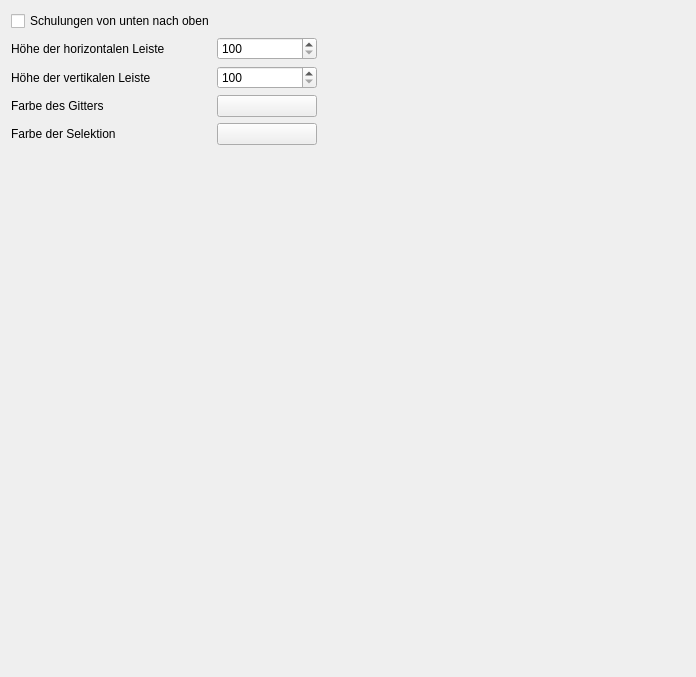
Qt form ui/qmqualimatrixsettingswidget.ui (Christian-Kr/QualificationMatrix) before a commit.
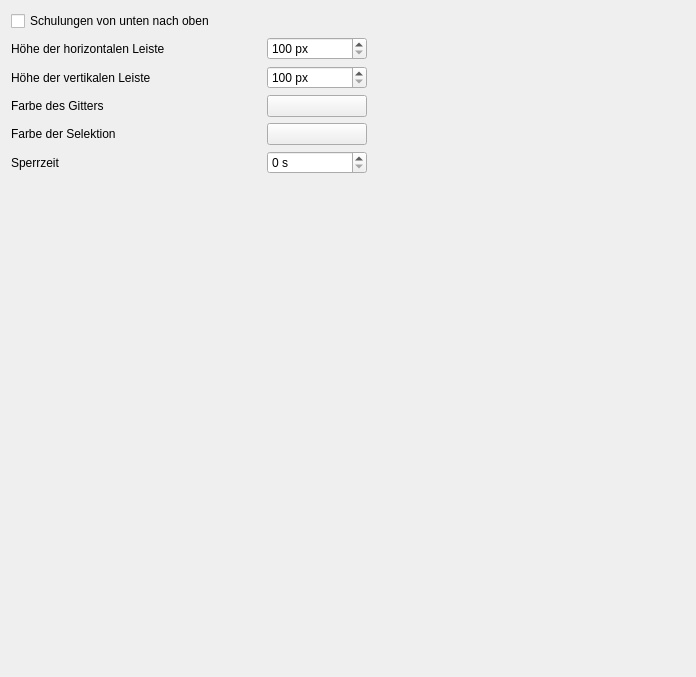
The same form after that commit.

Commit message: add setting for lock time in quali matrix

What changed in the file:
```diff
--- a/ui/qmqualimatrixsettingswidget.ui
+++ b/ui/qmqualimatrixsettingswidget.ui
@@ -27,7 +27,7 @@
       <widget class="QLabel" name="label_6">
        <property name="minimumSize">
         <size>
-         <width>200</width>
+         <width>250</width>
          <height>0</height>
         </size>
        </property>
@@ -44,6 +44,9 @@
          <height>0</height>
         </size>
        </property>
+       <property name="suffix">
+        <string> px</string>
+       </property>
        <property name="minimum">
         <number>100</number>
        </property>
@@ -73,7 +76,7 @@
       <widget class="QLabel" name="label_5">
        <property name="minimumSize">
         <size>
-         <width>200</width>
+         <width>250</width>
          <height>0</height>
         </size>
        </property>
@@ -90,6 +93,9 @@
          <height>0</height>
         </size>
        </property>
+       <property name="suffix">
+        <string> px</string>
+       </property>
        <property name="minimum">
         <number>100</number>
        </property>
@@ -119,7 +125,7 @@
       <widget class="QLabel" name="label_7">
        <property name="minimumSize">
         <size>
-         <width>200</width>
+         <width>250</width>
          <height>0</height>
         </size>
        </property>
@@ -162,7 +168,7 @@
       <widget class="QLabel" name="label_8">
        <property name="minimumSize">
         <size>
-         <width>200</width>
+         <width>250</width>
          <height>0</height>
         </size>
        </property>
@@ -199,6 +205,52 @@
      </item>
     </layout>
    </item>
+   <item>
+    <layout class="QHBoxLayout" name="horizontalLayout_5">
+     <item>
+      <widget class="QLabel" name="label">
+       <property name="minimumSize">
+        <size>
+         <width>250</width>
+         <height>0</height>
+        </size>
+       </property>
+       <property name="text">
+        <string>Sperrzeit</string>
+       </property>
+      </widget>
+     </item>
+     <item>
+      <widget class="QSpinBox" name="sbLockTime">
+       <property name="minimumSize">
+        <size>
+         <width>100</width>
+         <height>0</height>
+        </size>
+       </property>
+       <property name="suffix">
+        <string> s</string>
+       </property>
+       <property name="maximum">
+        <number>3600</number>
+       </property>
+      </widget>
+     </item>
+     <item>
+      <spacer name="horizontalSpacer_5">
+       <property name="orientation">
+        <enum>Qt::Horizontal</enum>
+       </property>
+       <property name="sizeHint" stdset="0">
+        <size>
+         <width>40</width>
+         <height>20</height>
+        </size>
+       </property>
+      </spacer>
+     </item>
+    </layout>
+   </item>
    <item>
     <spacer name="verticalSpacer">
      <property name="orientation">
```
Left out of the diff: 16 changed lines with no effect on the pictures. The commit also changes 2 other files.
